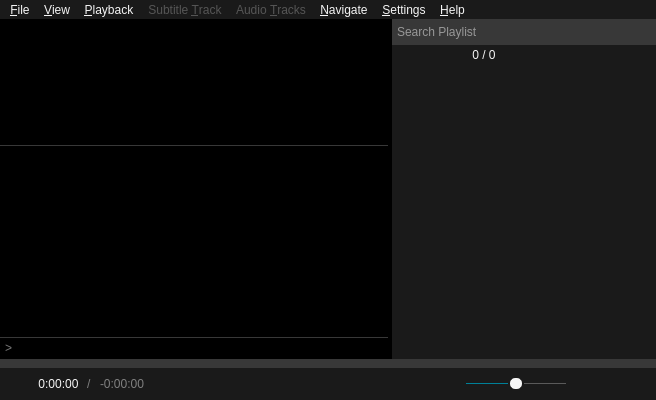
Before: the Qt Designer form src/ui/mainwindow.ui in antidote1911/nounours-player, drawn with Qt 5.
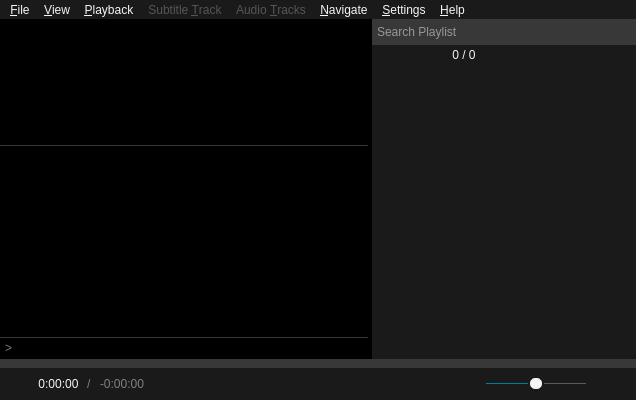
After: the same form once the commit is applied. Icons and pictures are not drawn. Custom widgets are drawn as their Qt base class.

Commit message:
fix: prevent playlist button from being clipped when window is narrow
- Remove expanding spacer between volume slider and playlist button
- Shrink fixed spacer from 48px to 8px
- Set minimum window width to 480px

The edit to the form file:
```diff
--- a/src/ui/mainwindow.ui
+++ b/src/ui/mainwindow.ui
@@ -10,6 +10,12 @@
     <height>400</height>
    </rect>
   </property>
+  <property name="minimumSize">
+   <size>
+    <width>480</width>
+    <height>0</height>
+   </size>
+  </property>
   <property name="focusPolicy">
    <enum>Qt::StrongFocus</enum>
   </property>
@@ -1072,7 +1078,7 @@
            </property>
            <property name="sizeHint" stdset="0">
             <size>
-             <width>48</width>
+             <width>8</width>
              <height>20</height>
             </size>
            </property>
@@ -1080,19 +1086,6 @@
          </item>
         </layout>
        </item>
-       <item>
-        <spacer name="horizontalSpacer_3">
-         <property name="orientation">
-          <enum>Qt::Horizontal</enum>
-         </property>
-         <property name="sizeHint" stdset="0">
-          <size>
-           <width>40</width>
-           <height>20</height>
-          </size>
-         </property>
-        </spacer>
-       </item>
        <item>
         <widget class="QPushButton" name="playlistButton">
          <property name="enabled">
```
